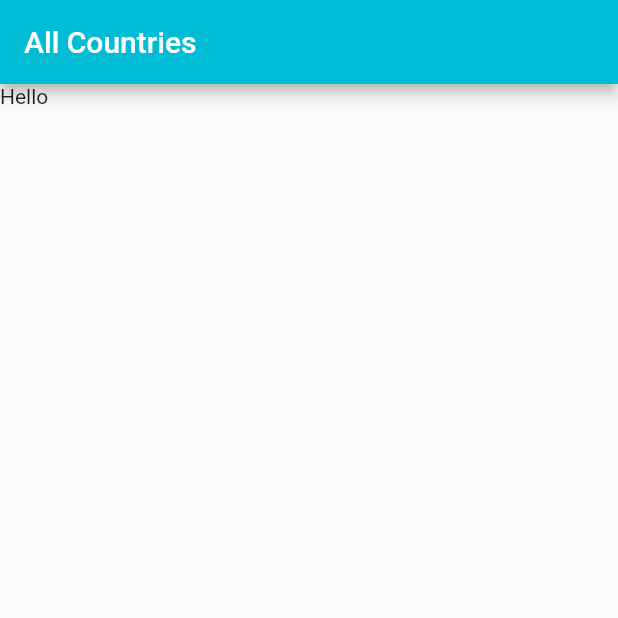
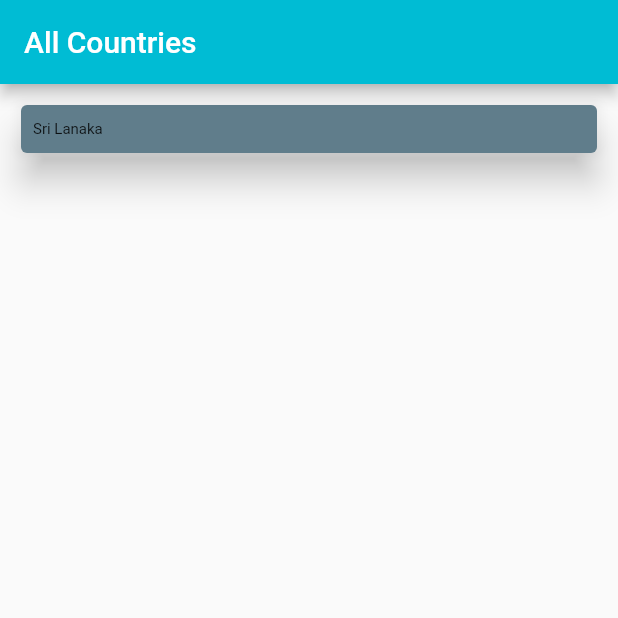
Before and after one commit to Dilshan97/Flutter-Country-Details-App, a Flutter app: the screen it shows after launch, on a phone screen of 412 x 824 dp, the top half of it. Run offline on Flutter 3.47's test engine with Material 2 defaults, Android fonts, the phone set to English and light mode, and no system bars.

Commit message:
all countries list added

```diff
--- a/lib/Screens/AllCountries.dart
+++ b/lib/Screens/AllCountries.dart
@@ -1,5 +1,6 @@
+import 'package:flutter/material.dart';
 
-import 'package:flutter/material.dart';
+import 'Country.dart';
 
 class AllContries extends StatelessWidget {
   @override
@@ -11,8 +12,32 @@ class AllContries extends StatelessWidget {
         title: Text('All Countries'),
       ),
       body: Container(
-        child: Text('Hello'),
-      ),
+          padding: EdgeInsets.all(10),
+          child: ListView(
+            children: <Widget>[
+              GestureDetector(
+                onTap: () {
+                  Navigator.of(context).push(
+                    MaterialPageRoute(
+                      builder: (context) => Country(),
+                    ),
+                  );
+                },
+                child: Card(
+                  elevation: 10,
+                  color: Colors.blueGrey,
+                  child: Padding(
+                    padding:
+                        const EdgeInsets.symmetric(vertical: 10, horizontal: 8),
+                    child: Text(
+                      'Sri Lanaka',
+                      style: TextStyle(fontSize: 10),
+                    ),
+                  ),
+                ),
+              )
+            ],
+          )),
     );
   }
 }
```
